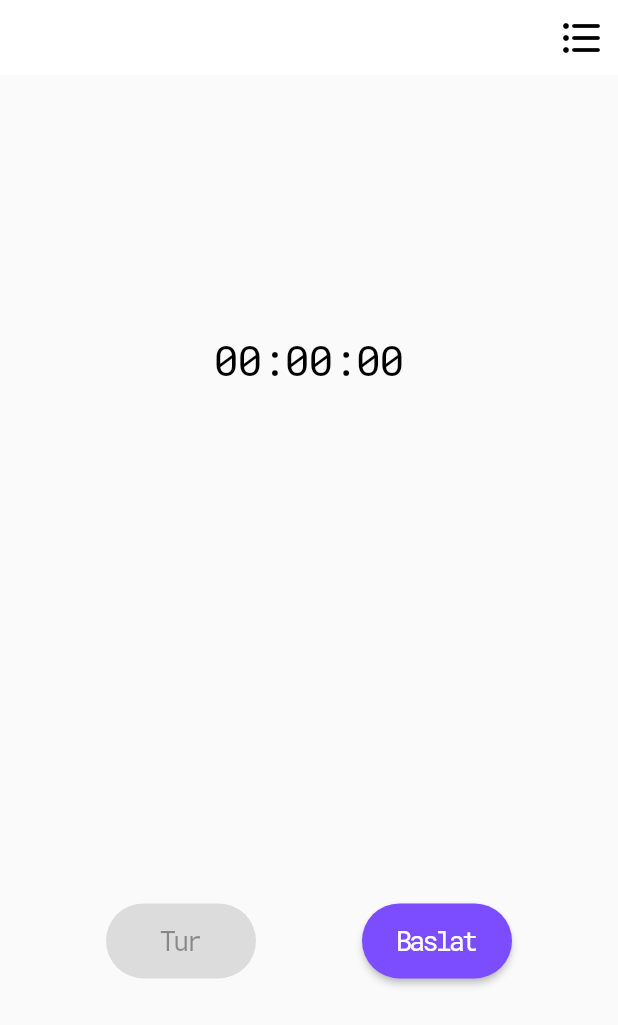
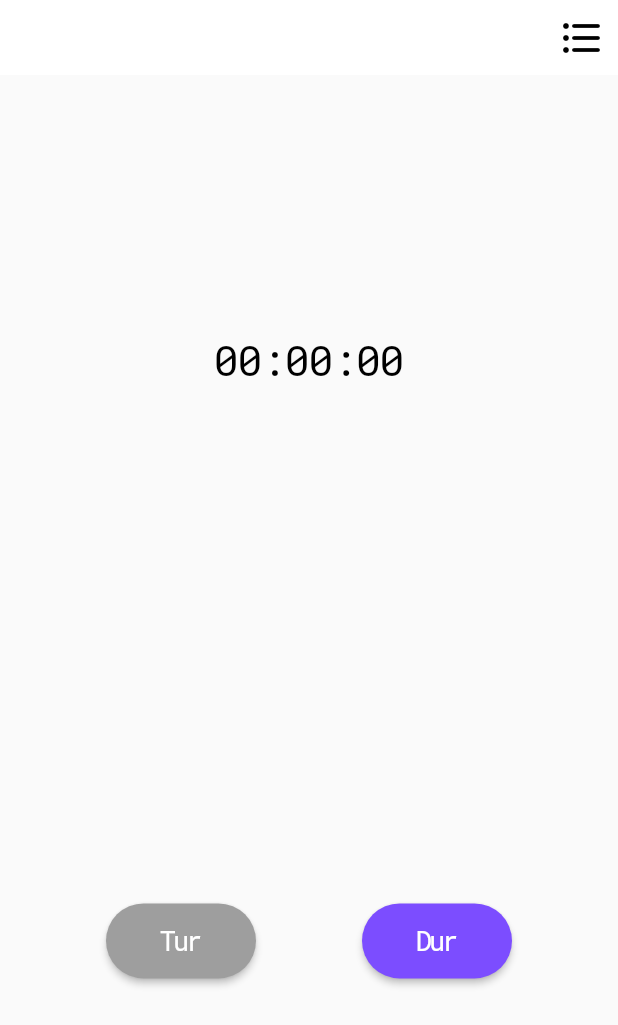
Before and after one commit to MertSaygili/Clock-Project, a Flutter app: the StopwatchPageView screen opened directly, after a tap on "Baslat", on a phone screen of 412 x 824 dp. Shown: the top 1025 px of the screen. Run offline on Flutter 3.47's test engine with Material 2 defaults, Android fonts, the light colour scheme and no system bars.

Commit message:
working on kronometre buttons

```diff
--- a/lib/ui/view/stopwatch_page.dart
+++ b/lib/ui/view/stopwatch_page.dart
@@ -1,3 +1,5 @@
+// ignore_for_file: prefer_final_fields
+
 import 'package:clock_project/constants/constants.dart';
 import 'package:flutter/material.dart';
 
@@ -17,6 +19,7 @@ class StopwatchPageView extends StatelessWidget {
   }
 }
 
+// body class
 class _Body extends StatefulWidget {
   const _Body({
     Key? key,
@@ -28,20 +31,18 @@ class _Body extends StatefulWidget {
 
 class _BodyState extends State<_Body> {
   final String _time = '00:00:00';
-  final ButtonText _buttonText = ButtonText();
-
-  final bool _isClicked = false;
+  Color? _firstButtonColor = AllColors().colorGrey;
+  String _currentFirstButtonText = ButtonText().textTur;
+  String _currentSecondButtonText = ButtonText().textBaslat;
+  bool _isClicked = false;
 
   @override
   Widget build(BuildContext context) {
-    String firstButtonText = _buttonText.textTur;
-    String secondButtonText = _buttonText.textBaslat;
-
     return Column(
       mainAxisAlignment: MainAxisAlignment.spaceAround,
       children: [
         _customText(context),
-        _buttonRow(firstButtonText, secondButtonText)
+        _buttonRow(_currentFirstButtonText, _currentSecondButtonText)
       ],
     );
   }
@@ -54,6 +55,7 @@ class _BodyState extends State<_Body> {
     );
   }
 
+  // button row
   Row _buttonRow(String firstButtonText, String secondButtonText) {
     return Row(
       mainAxisAlignment: MainAxisAlignment.spaceEvenly,
@@ -61,29 +63,67 @@ class _BodyState extends State<_Body> {
         _customButton(
           firstButtonText,
           AllColors().colorGrey,
-          _firstButtonAction,
           false, // for determine that which button is which
         ),
         _customButton(
           secondButtonText,
           null,
-          _secondButtonAction,
           true,
         ),
       ],
     );
   }
 
-  Function? _firstButtonAction() {}
-  Function? _secondButtonAction() {}
+  void _firstButtonAction() {
+    setState(() {
+      if (_isClicked) {
+        // user has pressed 'baslat' button
+        if (_currentSecondButtonText.compareTo(ButtonText().textDur) == 0) {
+          // new scaffold -> tur
+        } else {
+          // _currentSecondButtonText.compareTo(ButtonText().textSurdur
 
-  ElevatedButton _customButton(
-      String text, Color? color, Function fun, bool check) {
+        }
+      }
+      // user has not pressed 'baslat' button
+      // do nothing
+    });
+  }
+
+  void _secondButtonAction() {
+    setState(() {
+      if (_currentSecondButtonText.compareTo(ButtonText().textBaslat) == 0) {
+        _currentSecondButtonText = ButtonText().textDur;
+        _isClicked = true;
+        // start stopwatch
+      } else if (_currentSecondButtonText.compareTo(ButtonText().textDur) ==
+          0) {
+        // stop stopwatch
+        _currentFirstButtonText = ButtonText().textSifirla;
+        _currentSecondButtonText = ButtonText().textSurdur;
+        _firstButtonColor = AllColors().colorRed;
+      } else if (_currentSecondButtonText.compareTo(ButtonText().textSurdur) ==
+          0) {
+        // keep increasing time
+        _currentSecondButtonText = ButtonText().textDur;
+      }
+    });
+  }
+
+  ElevatedButton _customButton(String text, Color? color, bool check) {
+    if (color != null) {
+      color = _firstButtonColor;
+    }
+
     return ElevatedButton(
-      onPressed: check
-          ? () {}
-          : _isClicked
-              ? () {}
+      onPressed: check // determine that which button is it
+          ? () {
+              _secondButtonAction();
+            }
+          : _isClicked // has user clicked 'baslat' button
+              ? () {
+                  _firstButtonAction();
+                }
               : null,
       style: ElevatedButton.styleFrom(
         primary: color ?? AllColors().colordeepPurpleAccent,
@@ -98,5 +138,6 @@ class ButtonText {
   final String textTur = 'Tur';
   final String textBaslat = 'Baslat';
   final String textDur = 'Dur';
+  final String textSurdur = 'Surdur';
   final String textSifirla = 'Sifirla';
 }
```
